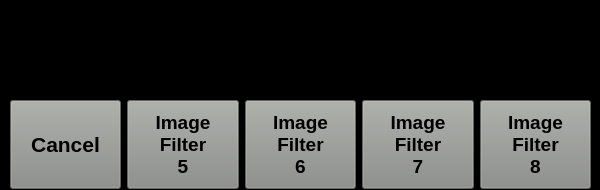
ElectroQuanta/MDO, file Proj/code/LS/LSApp/imgfiltwindow.ui: the form before one commit.
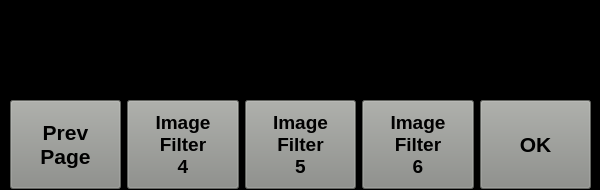
The form after the commit. The open tabs and pages were chosen to show the change. Icons and pictures are not drawn.

Commit message: ADD: LS: imgFilter global mode

Diff of the .ui file:
```diff
--- a/Proj/code/LS/LSApp/imgfiltwindow.ui
+++ b/Proj/code/LS/LSApp/imgfiltwindow.ui
@@ -249,7 +249,7 @@
        </widget>
       </item>
       <item>
-       <widget class="QPushButton" name="pb_img_filt_5">
+       <widget class="QPushButton" name="pb_p1_next">
         <property name="sizePolicy">
          <sizepolicy hsizetype="Minimum" vsizetype="MinimumExpanding">
           <horstretch>0</horstretch>
@@ -508,7 +508,8 @@
 */</string>
         </property>
         <property name="text">
-         <string>Cancel</string>
+         <string>Prev
+Page</string>
         </property>
         <property name="icon">
          <iconset resource="resources.qrc">
@@ -516,8 +517,8 @@
         </property>
         <property name="iconSize">
          <size>
-          <width>50</width>
-          <height>50</height>
+          <width>40</width>
+          <height>40</height>
          </size>
         </property>
         <property name="default">
@@ -526,7 +527,58 @@
        </widget>
       </item>
       <item>
-       <widget class="QPushButton" name="pb_img_filt_6">
+       <widget class="QPushButton" name="pb_img_filt_4">
+        <property name="sizePolicy">
+         <sizepolicy hsizetype="Minimum" vsizetype="MinimumExpanding">
+          <horstretch>0</horstretch>
+          <verstretch>0</verstretch>
+         </sizepolicy>
+        </property>
+        <property name="minimumSize">
+         <size>
+          <width>0</width>
+          <height>0</height>
+         </size>
+        </property>
+        <property name="font">
+         <font>
+          <pointsize>14</pointsize>
+          <bold>true</bold>
+         </font>
+        </property>
+        <property name="toolTip">
+         <string/>
+        </property>
+        <property name="layoutDirection">
+         <enum>Qt::LeftToRight</enum>
+        </property>
+        <property name="styleSheet">
+         <string notr="true">color: rgb(0, 0, 0);
+background-color: rgb(136, 138, 133);
+text-align: center center
+/*border: 1px solid rgb(193, 125, 17) */
+/*border-color: rgb(193, 125, 17);
+border-radius: 5px
+*/</string>
+        </property>
+        <property name="text">
+         <string>Image
+Filter
+4</string>
+        </property>
+        <property name="iconSize">
+         <size>
+          <width>40</width>
+          <height>40</height>
+         </size>
+        </property>
+        <property name="default">
+         <bool>false</bool>
+        </property>
+       </widget>
+      </item>
+      <item>
+       <widget class="QPushButton" name="pb_img_filt_5">
         <property name="sizePolicy">
          <sizepolicy hsizetype="Minimum" vsizetype="MinimumExpanding">
           <horstretch>0</horstretch>
@@ -577,7 +629,7 @@
        </widget>
       </item>
       <item>
-       <widget class="QPushButton" name="pb_img_filt_7">
+       <widget class="QPushButton" name="pb_img_filt_6">
         <property name="sizePolicy">
          <sizepolicy hsizetype="Minimum" vsizetype="MinimumExpanding">
           <horstretch>0</horstretch>
@@ -643,7 +695,7 @@
         </property>
         <property name="font">
          <font>
-          <pointsize>14</pointsize>
+          <pointsize>16</pointsize>
           <bold>true</bold>
          </font>
         </property>
@@ -663,60 +715,11 @@
 */</string>
         </property>
         <property name="text">
-         <string>Image
-Filter
-7</string>
+         <string>OK</string>
         </property>
-        <property name="iconSize">
-         <size>
-          <width>40</width>
-          <height>40</height>
-         </size>
-        </property>
-        <property name="default">
-         <bool>false</bool>
-        </property>
-       </widget>
-      </item>
-      <item>
-       <widget class="QPushButton" name="pb_img_filt_9">
-        <property name="sizePolicy">
-         <sizepolicy hsizetype="Minimum" vsizetype="MinimumExpanding">
-          <horstretch>0</horstretch>
-          <verstretch>0</verstretch>
-         </sizepolicy>
-        </property>
-        <property name="minimumSize">
-         <size>
-          <width>0</width>
-          <height>0</height>
-         </size>
-        </property>
-        <property name="font">
-         <font>
-          <pointsize>14</pointsize>
-          <bold>true</bold>
-         </font>
-        </property>
-        <property name="toolTip">
-         <string/>
-        </property>
-        <property name="layoutDirection">
-         <enum>Qt::LeftToRight</enum>
-        </property>
-        <property name="styleSheet">
-         <string notr="true">color: rgb(0, 0, 0);
-background-color: rgb(136, 138, 133);
-text-align: center center
-/*border: 1px solid rgb(193, 125, 17) */
-/*border-color: rgb(193, 125, 17);
-border-radius: 5px
-*/</string>
-        </property>
-        <property name="text">
-         <string>Image
-Filter
-8</string>
+        <property name="icon">
+         <iconset resource="resources.qrc">
+          <normaloff>:/resources/icons/ok.png</normaloff>:/resources/icons/ok.png</iconset>
         </property>
         <property name="iconSize">
          <size>
```
Left out of the diff: 32 changed lines with no effect on the pictures. The commit also changes 8 other files.
